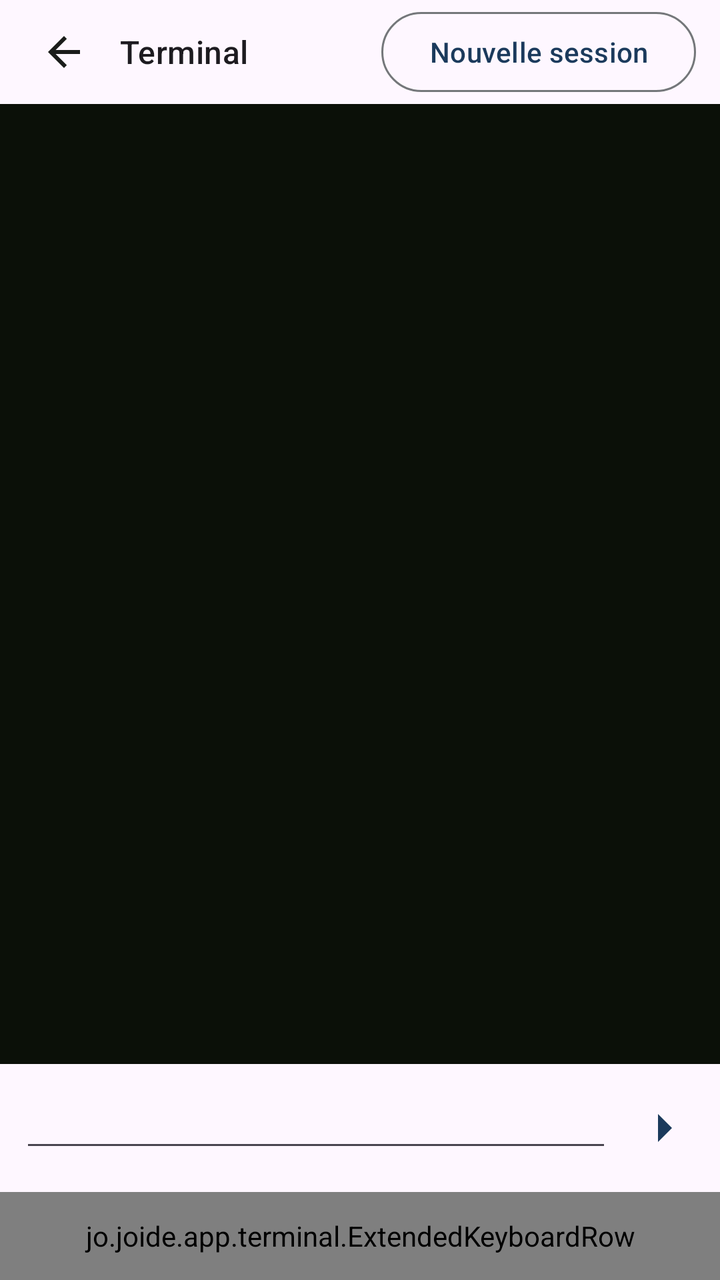
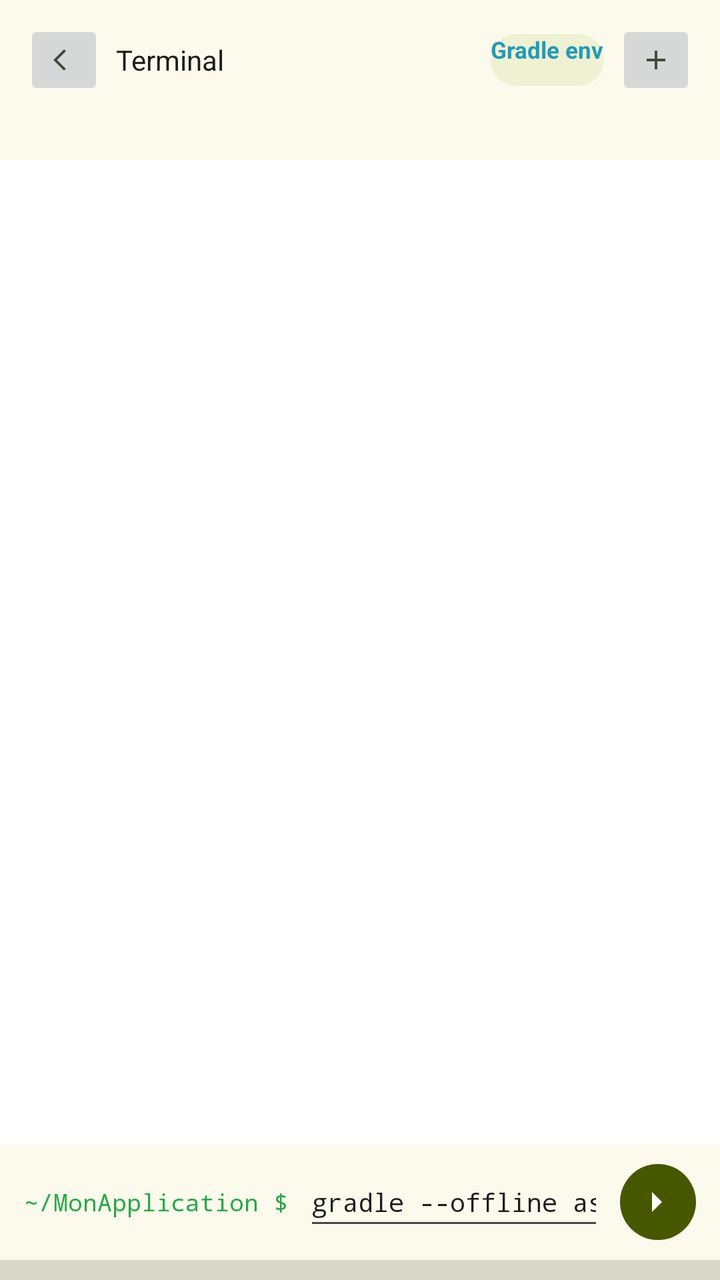

An Android layout rendered at two revisions. The XML below is the earlier revision; the diff shows what the commit changed to produce the second picture.
<!-- AndroidManifest.xml: application theme Theme.JoIDE -->
<!-- res/layout/terminal_fragment.xml -->
<?xml version="1.0" encoding="utf-8"?>
<LinearLayout
    xmlns:android="http://schemas.android.com/apk/res/android"
    android:layout_width="match_parent"
    android:layout_height="match_parent"
    android:orientation="vertical">

    
    <TextView
        android:id="@+id/terminal_notice"
        android:layout_width="match_parent"
        android:layout_height="wrap_content"
        android:padding="16dp"
        android:visibility="gone"
        android:textAppearance="?attr/textAppearanceBodyMedium"
        android:textColor="?attr/colorOnSurfaceVariant" />

    
    <LinearLayout
        android:layout_width="match_parent"
        android:layout_height="52dp"
        android:orientation="horizontal"
        android:gravity="center_vertical"
        android:paddingStart="12dp"
        android:paddingEnd="12dp">

        <ImageButton
            android:id="@+id/terminal_back_button"
            android:layout_width="40dp"
            android:layout_height="40dp"
            android:background="?attr/selectableItemBackgroundBorderless"
            android:contentDescription="@string/terminal_titre"
            android:src="@drawable/ic_arrow_back" />

        <TextView
            android:id="@+id/terminal_title_text"
            android:layout_width="0dp"
            android:layout_height="wrap_content"
            android:layout_weight="1"
            android:layout_marginStart="8dp"
            android:text="@string/terminal_titre"
            android:textAppearance="?attr/textAppearanceTitleMedium"
            android:maxLines="1"
            android:ellipsize="end" />

        <TextView
            android:id="@+id/terminal_env_badge"
            android:layout_width="wrap_content"
            android:layout_height="wrap_content"
            android:textAppearance="?attr/textAppearanceLabelMedium"
            android:paddingStart="8dp"
            android:paddingEnd="8dp" />

        <Button
            android:id="@+id/new_session_button"
            style="?attr/materialButtonOutlinedStyle"
            android:layout_width="wrap_content"
            android:layout_height="wrap_content"
            android:minWidth="0dp"
            android:layout_marginStart="8dp"
            android:text="@string/terminal_nouvelle_session" />
    </LinearLayout>

    
    <androidx.recyclerview.widget.RecyclerView
        android:id="@+id/sessions_recycler"
        android:layout_width="match_parent"
        android:layout_height="wrap_content"
        android:orientation="horizontal" />

    
    <TextView
        android:id="@+id/terminal_output"
        android:layout_width="match_parent"
        android:layout_height="0dp"
        android:layout_weight="1"
        android:fontFamily="monospace"
        android:textSize="12sp"
        android:padding="14dp"
        android:background="#0B1008" />

    
    <LinearLayout
        android:layout_width="match_parent"
        android:layout_height="wrap_content"
        android:orientation="horizontal"
        android:gravity="center_vertical"
        android:padding="10dp">

        <TextView
            android:id="@+id/terminal_prompt"
            android:layout_width="wrap_content"
            android:layout_height="wrap_content"
            android:fontFamily="monospace"
            android:textSize="12sp"
            android:textAppearance="?attr/textAppearanceBodySmall" />

        <com.google.android.material.textfield.TextInputEditText
            android:id="@+id/terminal_input"
            android:layout_width="0dp"
            android:layout_height="wrap_content"
            android:layout_weight="1"
            android:fontFamily="monospace"
            android:textSize="12.5sp"
            android:maxLines="1"
            android:importantForAutofill="no" />

        <ImageButton
            android:id="@+id/terminal_send_button"
            android:layout_width="44dp"
            android:layout_height="44dp"
            android:background="?attr/selectableItemBackgroundBorderless"
            android:contentDescription="@string/terminal_envoyer"
            android:src="@drawable/ic_arrow_send" />
    </LinearLayout>

    
    <jo.joide.app.terminal.ExtendedKeyboardRow
        android:id="@+id/extended_keyboard"
        android:layout_width="match_parent"
        android:layout_height="44dp" />
</LinearLayout>
<!-- resources referenced by this layout -->
<resources>
  <!-- drawable ic_arrow_back (drawable) -->
  <?xml version="1.0" encoding="utf-8"?>
  <vector xmlns:android="http://schemas.android.com/apk/res/android"
      android:width="24dp"
      android:height="24dp"
      android:viewportWidth="24"
      android:viewportHeight="24"
      android:tint="?attr/colorOnSurface">
      <path
          android:fillColor="@android:color/white"
          android:pathData="M20,11H7.83l5.59,-5.59L12,4l-8,8 8,8 1.41,-1.41L7.83,13H20v-2z" />
  </vector>
  <!-- drawable ic_arrow_send (drawable) -->
  <?xml version="1.0" encoding="utf-8"?>
  <vector xmlns:android="http://schemas.android.com/apk/res/android"
      android:width="24dp"
      android:height="24dp"
      android:viewportWidth="24"
      android:viewportHeight="24"
      android:tint="?attr/colorPrimary">
      <path
          android:fillColor="@android:color/white"
          android:pathData="M5,12h14M13,5l7,7 -7,7" />
  </vector>
  <style name="Theme.JoIDE" parent="Theme.Material3.DayNight.NoActionBar">
          <item name="colorPrimary">@color/primaire</item>
          <item name="colorOnPrimary">@color/sur_primaire</item>
          <item name="colorPrimaryContainer">@color/conteneur_primaire</item>
          <item name="colorOnPrimaryContainer">@color/sur_conteneur_primaire</item>
          <item name="colorSecondary">@color/secondaire</item>
          <item name="colorSurface">@color/surface</item>
          <item name="colorOnSurface">@color/sur_surface</item>
          <item name="colorOnSurfaceVariant">@color/sur_surface_attenue</item>
          <item name="colorOutline">@color/contour</item>
          <item name="colorError">@color/erreur</item>
          <item name="colorTertiary">@color/tertiaire</item>
      </style>
  <color name="primaire">#1B3A5C</color>
  <color name="sur_primaire">#FDFBFF</color>
  <color name="conteneur_primaire">#D4E3FF</color>
  <color name="sur_conteneur_primaire">#002E4F</color>
  <color name="secondaire">#565E71</color>
  <color name="surface">#FDFBFF</color>
  <color name="sur_surface">#1A1C1A</color>
  <color name="sur_surface_attenue">#44474A</color>
  <color name="contour">#74777A</color>
  <color name="erreur">#BA1A1A</color>
  <color name="tertiaire">#3F6373</color>
  <!-- unchanged entries left out for length: 3 -->
</resources>

<!-- the commit's change to res/layout/terminal_fragment.xml (unified diff, before → after) -->
@@ -1,9 +1,9 @@
 <?xml version="1.0" encoding="utf-8"?>
-<LinearLayout
-    xmlns:android="http://schemas.android.com/apk/res/android"
+<LinearLayout xmlns:android="http://schemas.android.com/apk/res/android"
     android:layout_width="match_parent"
     android:layout_height="match_parent"
-    android:orientation="vertical">
+    android:orientation="vertical"
+    android:background="@color/fond">
 
     
     <TextView
@@ -12,72 +12,106 @@
         android:layout_height="wrap_content"
         android:padding="16dp"
         android:visibility="gone"
-        android:textAppearance="?attr/textAppearanceBodyMedium"
-        android:textColor="?attr/colorOnSurfaceVariant" />
+        android:text="@string/terminal_non_installe"
+        android:textColor="@color/sur_var"
+        android:textSize="@dimen/txt_body_s" />
 
     
     <LinearLayout
         android:layout_width="match_parent"
-        android:layout_height="52dp"
+        android:layout_height="wrap_content"
         android:orientation="horizontal"
         android:gravity="center_vertical"
         android:paddingStart="12dp"
-        android:paddingEnd="12dp">
+        android:paddingEnd="12dp"
+        android:paddingTop="10dp"
+        android:paddingBottom="10dp">
 
         <ImageButton
             android:id="@+id/terminal_back_button"
-            android:layout_width="40dp"
-            android:layout_height="40dp"
-            android:background="?attr/selectableItemBackgroundBorderless"
-            android:contentDescription="@string/terminal_titre"
-            android:src="@drawable/ic_arrow_back" />
+            style="IconBtn"
+            android:layout_width="@dimen/iconbtn_cote"
+            android:layout_height="@dimen/iconbtn_cote"
+            android:contentDescription="@string/commun_retour"
+            android:scaleType="centerInside"
+            android:src="@drawable/ic_back" />
 
         <TextView
             android:id="@+id/terminal_title_text"
             android:layout_width="0dp"
             android:layout_height="wrap_content"
             android:layout_weight="1"
-            android:layout_marginStart="8dp"
+            android:layout_marginStart="6dp"
+            android:maxLines="1"
+            android:ellipsize="end"
             android:text="@string/terminal_titre"
-            android:textAppearance="?attr/textAppearanceTitleMedium"
-            android:maxLines="1"
-            android:ellipsize="end" />
+            android:textColor="@color/sur"
+            style="Txt.Sm" />
 
         <TextView
             android:id="@+id/terminal_env_badge"
+            style="Pill"
             android:layout_width="wrap_content"
-            android:layout_height="wrap_content"
-            android:textAppearance="?attr/textAppearanceLabelMedium"
-            android:paddingStart="8dp"
-            android:paddingEnd="8dp" />
-
-        <Button
+            android:layout_height="@dimen/pill_hauteur"
+            android:layout_marginStart="6dp"
+            android:background="@drawable/fond_pill_info"
+            android:text="@string/terminal_env_gradle"
+            android:textColor="@color/info"
+            android:textSize="@dimen/txt_pill"
+            android:textStyle="bold" />
+
+        <ImageButton
             android:id="@+id/new_session_button"
-            style="?attr/materialButtonOutlinedStyle"
+            style="IconBtn"
+            android:layout_width="@dimen/iconbtn_cote"
+            android:layout_height="@dimen/iconbtn_cote"
+            android:layout_marginStart="6dp"
+            android:contentDescription="@string/terminal_nouvelle_session"
+            android:scaleType="centerInside"
+            android:src="@drawable/ic_plus" />
+    </LinearLayout>
+
+    
+    <HorizontalScrollView
+        android:id="@+id/sessions_scroller"
+        android:layout_width="match_parent"
+        android:layout_height="wrap_content"
+        android:scrollbars="none"
+        android:overScrollMode="never">
+
+        <LinearLayout
+            android:id="@+id/sessions_row"
             android:layout_width="wrap_content"
             android:layout_height="wrap_content"
-            android:minWidth="0dp"
-            android:layout_marginStart="8dp"
-            android:text="@string/terminal_nouvelle_session" />
-    </LinearLayout>
-
-    
-    <androidx.recyclerview.widget.RecyclerView
-        android:id="@+id/sessions_recycler"
-        android:layout_width="match_parent"
-        android:layout_height="wrap_content"
-        android:orientation="horizontal" />
-
-    
-    <TextView
-        android:id="@+id/terminal_output"
+            android:orientation="horizontal"
+            android:paddingStart="12dp"
+            android:paddingEnd="12dp"
+            android:paddingTop="10dp"
+            android:paddingBottom="10dp" />
+    </HorizontalScrollView>
+
+    
+    <ScrollView
         android:layout_width="match_parent"
         android:layout_height="0dp"
         android:layout_weight="1"
-        android:fontFamily="monospace"
-        android:textSize="12sp"
-        android:padding="14dp"
-        android:background="#0B1008" />
+        android:background="@color/sc_lowest"
+        android:scrollbars="none"
+        android:fillViewport="true">
+
+        <TextView
+            android:id="@+id/terminal_output"
+            android:layout_width="match_parent"
+            android:layout_height="wrap_content"
+            android:fontFamily="monospace"
+            android:textSize="12sp"
+            android:lineSpacingMultiplier="1.75"
+            android:paddingStart="14dp"
+            android:paddingEnd="14dp"
+            android:paddingTop="12dp"
+            android:paddingBottom="12dp"
+            android:textColor="@color/sur" />
+    </ScrollView>
 
     
     <LinearLayout
@@ -85,7 +119,10 @@
         android:layout_height="wrap_content"
         android:orientation="horizontal"
         android:gravity="center_vertical"
-        android:padding="10dp">
+        android:paddingStart="12dp"
+        android:paddingEnd="12dp"
+        android:paddingTop="10dp"
+        android:paddingBottom="10dp">
 
         <TextView
             android:id="@+id/terminal_prompt"
@@ -93,30 +130,83 @@
             android:layout_height="wrap_content"
             android:fontFamily="monospace"
             android:textSize="12sp"
-            android:textAppearance="?attr/textAppearanceBodySmall" />
-
-        <com.google.android.material.textfield.TextInputEditText
+            android:text="@string/terminal_prompt_demo"
+            android:textColor="@color/ok" />
+
+        <EditText
             android:id="@+id/terminal_input"
+            style="Champ"
             android:layout_width="0dp"
             android:layout_height="wrap_content"
             android:layout_weight="1"
+            android:layout_marginStart="8dp"
+            android:minHeight="38dp"
+            android:paddingTop="9dp"
+            android:paddingBottom="9dp"
             android:fontFamily="monospace"
             android:textSize="12.5sp"
             android:maxLines="1"
-            android:importantForAutofill="no" />
+            android:imeOptions="actionDone"
+            android:inputType="textNoSuggestions|textVisiblePassword"
+            android:importantForAutofill="no"
+            android:hint="@string/terminal_commande_hint"
+            android:text="@string/terminal_commande_demo" />
 
         <ImageButton
             android:id="@+id/terminal_send_button"
-            android:layout_width="44dp"
-            android:layout_height="44dp"
-            android:background="?attr/selectableItemBackgroundBorderless"
+            android:layout_width="38dp"
+            android:layout_height="38dp"
+            android:layout_marginStart="8dp"
+            android:background="@drawable/fond_envoyer"
             android:contentDescription="@string/terminal_envoyer"
-            android:src="@drawable/ic_arrow_send" />
+            android:scaleType="centerInside"
+            android:src="@drawable/ic_arrow"
+            android:tint="@color/sur_primaire" />
     </LinearLayout>
 
     
-    <jo.joide.app.terminal.ExtendedKeyboardRow
-        android:id="@+id/extended_keyboard"
-        android:layout_width="match_parent"
-        android:layout_height="44dp" />
+    <LinearLayout
+        android:layout_width="match_parent"
+        android:layout_height="wrap_content"
+        android:orientation="vertical"
+        android:background="@color/clavier"
+        android:paddingTop="6dp"
+        android:paddingBottom="4dp">
+
+        <HorizontalScrollView
+            android:layout_width="match_parent"
+            android:layout_height="wrap_content"
+            android:scrollbars="none"
+            android:overScrollMode="never">
+
+            <LinearLayout
+                android:id="@+id/kbd_row"
+                android:layout_width="wrap_content"
+                android:layout_height="wrap_content"
+                android:orientation="horizontal"
+                android:paddingStart="4dp"
+                android:paddingEnd="4dp">
+
+                <TextView android:tag="esc" style="KbdTouche" android:text="@string/terminal_kbd_esc" />
+                <TextView android:tag="tab" style="KbdTouche" android:text="@string/terminal_kbd_tab" />
+                <TextView android:tag="ctrl" style="KbdTouche" android:text="@string/terminal_kbd_ctrl" />
+                <TextView android:tag="alt" style="KbdTouche" android:text="@string/terminal_kbd_alt" />
+                <TextView android:tag="left" style="KbdTouche" android:text="@string/terminal_kbd_gauche" />
+                <TextView android:tag="right" style="KbdTouche" android:text="@string/terminal_kbd_droite" />
+                <TextView android:tag="up" style="KbdTouche" android:text="@string/terminal_kbd_haut" />
+                <TextView android:tag="down" style="KbdTouche" android:text="@string/terminal_kbd_bas" />
+                <TextView android:tag="home" style="KbdTouche" android:text="@string/terminal_kbd_home" />
+                <TextView android:tag="end" style="KbdTouche" android:text="@string/terminal_kbd_end" />
+                <TextView android:tag="pgup" style="KbdTouche" android:text="@string/terminal_kbd_pgup" />
+                <TextView android:tag="pgdn" style="KbdTouche" android:text="@string/terminal_kbd_pgdn" />
+                <TextView android:tag="pipe" style="KbdTouche" android:text="@string/terminal_kbd_pipe" />
+                <TextView android:tag="tilde" style="KbdTouche" android:text="@string/terminal_kbd_tilde" />
+                <TextView android:tag="slash" style="KbdTouche" android:text="@string/terminal_kbd_slash" />
+                <TextView android:tag="minus" style="KbdTouche" android:text="@string/terminal_kbd_moins" />
+                <TextView android:tag="lt" style="KbdTouche" android:text="@string/terminal_kbd_inf" />
+                <TextView android:tag="gt" style="KbdTouche" android:text="@string/terminal_kkbd_sup" />
+                <TextView android:tag="dollar" style="KbdTouche" android:text="@string/terminal_kbd_dollar" />
+            </LinearLayout>
+        </HorizontalScrollView>
+    </LinearLayout>
 </LinearLayout>
<!-- resource entries referenced after the edit -->
@@ -1,53 +1,125 @@
 <!-- resources referenced by this layout -->
 <resources>
-  <!-- drawable ic_arrow_back (drawable) -->
-  <?xml version="1.0" encoding="utf-8"?>
-  <vector xmlns:android="http://schemas.android.com/apk/res/android"
-      android:width="24dp"
-      android:height="24dp"
-      android:viewportWidth="24"
-      android:viewportHeight="24"
-      android:tint="?attr/colorOnSurface">
-      <path
-          android:fillColor="@android:color/white"
-          android:pathData="M20,11H7.83l5.59,-5.59L12,4l-8,8 8,8 1.41,-1.41L7.83,13H20v-2z" />
-  </vector>
-  <!-- drawable ic_arrow_send (drawable) -->
-  <?xml version="1.0" encoding="utf-8"?>
-  <vector xmlns:android="http://schemas.android.com/apk/res/android"
-      android:width="24dp"
-      android:height="24dp"
-      android:viewportWidth="24"
-      android:viewportHeight="24"
-      android:tint="?attr/colorPrimary">
-      <path
-          android:fillColor="@android:color/white"
-          android:pathData="M5,12h14M13,5l7,7 -7,7" />
-  </vector>
+  <color name="clavier">#D8D7C9</color>
+  <color name="fond">#FBFAED</color>
+  <color name="info">#2399B8</color>
+  <color name="ok">#29A847</color>
+  <color name="sc_lowest">#FFFFFF</color>
+  <color name="sur">#1B1C15</color>
   <style name="Theme.JoIDE" parent="Theme.Material3.DayNight.NoActionBar">
           <item name="colorPrimary">@color/primaire</item>
           <item name="colorOnPrimary">@color/sur_primaire</item>
           <item name="colorPrimaryContainer">@color/conteneur_primaire</item>
           <item name="colorOnPrimaryContainer">@color/sur_conteneur_primaire</item>
-          <item name="colorSecondary">@color/secondaire</item>
-          <item name="colorSurface">@color/surface</item>
-          <item name="colorOnSurface">@color/sur_surface</item>
-          <item name="colorOnSurfaceVariant">@color/sur_surface_attenue</item>
+          <item name="colorSecondary">@color/sc2</item>
+          <item name="colorOnSecondary">@color/sur_sc2</item>
+          <item name="colorSecondaryContainer">@color/sc2</item>
+          <item name="colorOnSecondaryContainer">@color/sur_sc2</item>
+          <item name="colorTertiary">@color/tertiaire</item>
+          <item name="colorOnTertiary">@color/sur_tertiaire</item>
+          <item name="colorTertiaryContainer">@color/conteneur_tertiaire</item>
+          <item name="colorOnTertiaryContainer">@color/sur_conteneur_tertiaire</item>
+          <item name="colorSurface">@color/sc</item>
+          <item name="colorOnSurface">@color/sur</item>
+          <item name="colorOnSurfaceVariant">@color/sur_var</item>
           <item name="colorOutline">@color/contour</item>
+          <item name="colorOutlineVariant">@color/contour_var</item>
           <item name="colorError">@color/erreur</item>
-          <item name="colorTertiary">@color/tertiaire</item>
+          <item name="colorErrorContainer">@color/conteneur_erreur</item>
+          <item name="colorOnErrorContainer">@color/sur_conteneur_erreur</item>
+          <item name="android:colorBackground">@color/fond</item>
+          
+          <item name="colorSurfaceContainer">@color/sc</item>
+          <item name="colorSurfaceContainerLow">@color/sc_low</item>
+          <item name="colorSurfaceContainerLowest">@color/sc_lowest</item>
+          <item name="colorSurfaceContainerHigh">@color/sc_high</item>
+          <item name="colorSurfaceContainerHighest">@color/sc_highest</item>
       </style>
-  <color name="primaire">#1B3A5C</color>
-  <color name="sur_primaire">#FDFBFF</color>
-  <color name="conteneur_primaire">#D4E3FF</color>
-  <color name="sur_conteneur_primaire">#002E4F</color>
-  <color name="secondaire">#565E71</color>
-  <color name="surface">#FDFBFF</color>
-  <color name="sur_surface">#1A1C1A</color>
-  <color name="sur_surface_attenue">#44474A</color>
-  <color name="contour">#74777A</color>
-  <color name="erreur">#BA1A1A</color>
-  <color name="tertiaire">#3F6373</color>
+  <color name="primaire">#465700</color>
+  <color name="info_soft">#2399B824</color>
+  <color name="sur_primaire">#FFFFFF</color>
+  <color name="sur_var">#45483A</color>
+  <dimen name="iconbtn_cote">40dp</dimen>
+  <dimen name="pill_hauteur">26dp</dimen>
+  <dimen name="txt_body_s">12.5sp</dimen>
+  <dimen name="txt_pill">11.5sp</dimen>
+  <!-- drawable fond_envoyer (drawable) -->
+  <?xml version="1.0" encoding="utf-8"?>
+  <shape xmlns:android="http://schemas.android.com/apk/res/android">
+      <solid android:color="@color/primaire" />
+      <corners android:radius="19dp" />
+  </shape>
+  <!-- drawable fond_pill_info (drawable) -->
+  <?xml version="1.0" encoding="utf-8"?>
+  <shape xmlns:android="http://schemas.android.com/apk/res/android">
+      <solid android:color="@color/info_soft" /><corners android:radius="13dp" />
+  </shape>
+  <!-- drawable ic_arrow (drawable) -->
+  <?xml version="1.0" encoding="utf-8"?>
+  <vector xmlns:android="http://schemas.android.com/apk/res/android"
+      android:width="24dp" android:height="24dp"
+      android:viewportWidth="24" android:viewportHeight="24"
+      android:tint="?attr/colorOnSurfaceVariant">
+      <path android:pathData="M9 7l5 5-5 5" android:fillColor="#FFFFFF" />
+  </vector>
+  <!-- drawable ic_back (drawable) -->
+  <?xml version="1.0" encoding="utf-8"?>
+  <vector xmlns:android="http://schemas.android.com/apk/res/android"
+      android:width="24dp" android:height="24dp"
+      android:viewportWidth="24" android:viewportHeight="24"
+      android:tint="?attr/colorOnSurfaceVariant">
+      <path android:pathData="M12 20l-8-8 8-8 1.4 1.4L6.8 12l6.6 6.6z" android:fillColor="#FFFFFF" />
+  </vector>
+  <!-- drawable ic_plus (drawable) -->
+  <?xml version="1.0" encoding="utf-8"?>
+  <vector xmlns:android="http://schemas.android.com/apk/res/android"
+      android:width="24dp" android:height="24dp"
+      android:viewportWidth="24" android:viewportHeight="24"
+      android:tint="?attr/colorOnSurfaceVariant">
+      <path android:pathData="M11 5h2v6h6v2h-6v6h-2v-6H5v-2h6z" android:fillColor="#FFFFFF" />
+  </vector>
+  <string name="commun_retour">Retour</string>
+  <string name="terminal_commande_demo">gradle --offline assembleDebug</string>
+  <string name="terminal_commande_hint">gradle --offline assembleDebug</string>
+  <string name="terminal_env_gradle">Gradle env</string>
+  <string name="terminal_kbd_alt">Alt</string>
+  <string name="terminal_kbd_bas">↓</string>
+  <string name="terminal_kbd_ctrl">Ctrl</string>
+  <string name="terminal_kbd_dollar">$</string>
+  <string name="terminal_kbd_droite">→</string>
+  <string name="terminal_kbd_end">End</string>
+  <string name="terminal_kbd_esc">Esc</string>
+  <string name="terminal_kbd_gauche">←</string>
+  <string name="terminal_kbd_haut">↑</string>
+  <string name="terminal_kbd_home">Home</string>
+  <string name="terminal_kbd_inf">&lt;</string>
+  <string name="terminal_kbd_moins">-</string>
+  <string name="terminal_kbd_pgdn">Pg↓</string>
+  <string name="terminal_kbd_pgup">Pg↑</string>
+  <string name="terminal_kbd_pipe">|</string>
+  <string name="terminal_kbd_slash">/</string>
+  <string name="terminal_kbd_tab">Tab</string>
+  <string name="terminal_kbd_tilde">~</string>
+  <string name="terminal_kkbd_sup">&gt;</string>
+  <string name="terminal_non_installe">Environnement Gradle non installé : le terminal arrive après l\'installation du mode Gradle (paramètres, lot L8).</string>
+  <string name="terminal_prompt_demo">~/MonApplication $</string>
+  <color name="conteneur_primaire">#C7EE45</color>
+  <color name="sur_conteneur_primaire">#273300</color>
+  <color name="sc2">#DEE5C3</color>
+  <color name="sur_sc2">#2A3119</color>
+  <color name="contour">#767966</color>
+  <color name="contour_var">#C6C9B2</color>
+  <color name="erreur">#8F4C38</color>
+  <color name="conteneur_erreur">#FFDBD1</color>
+  <color name="sur_conteneur_erreur">#5B1A0B</color>
+  <color name="sc_low">#F5F4E7</color>
+  <color name="sc_high">#EAE9DC</color>
+  <color name="sc_highest">#E4E3D7</color>
+  <color name="tertiaire">#6C3E85</color>
+  <color name="sur_tertiaire">#FFFFFF</color>
+  <color name="conteneur_tertiaire">#F2D9FF</color>
+  <color name="sur_conteneur_tertiaire">#3E2457</color>
+  <color name="sc">#EFEEE2</color>
   <!-- unchanged entries left out for length: 3 -->
 </resources>
 
